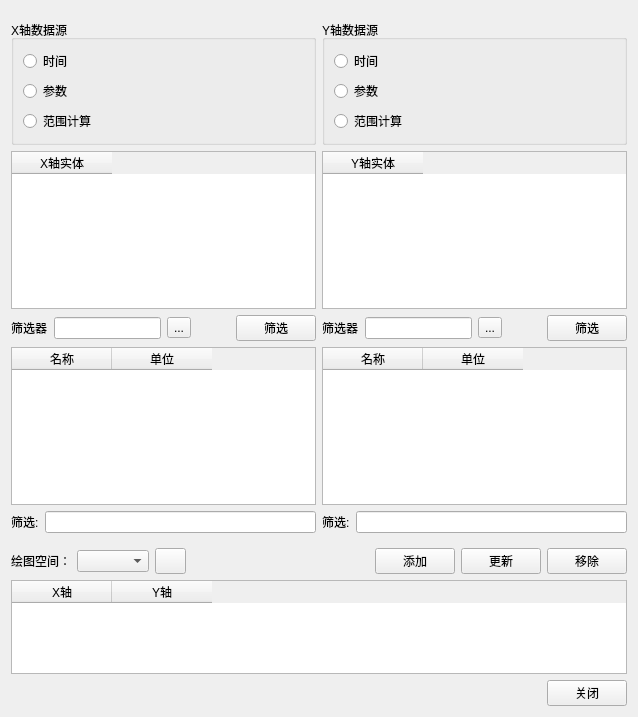
This is AddPlotPair.ui in whatudone/plotxy as Qt 5 draws it before an edit. The edited form follows.
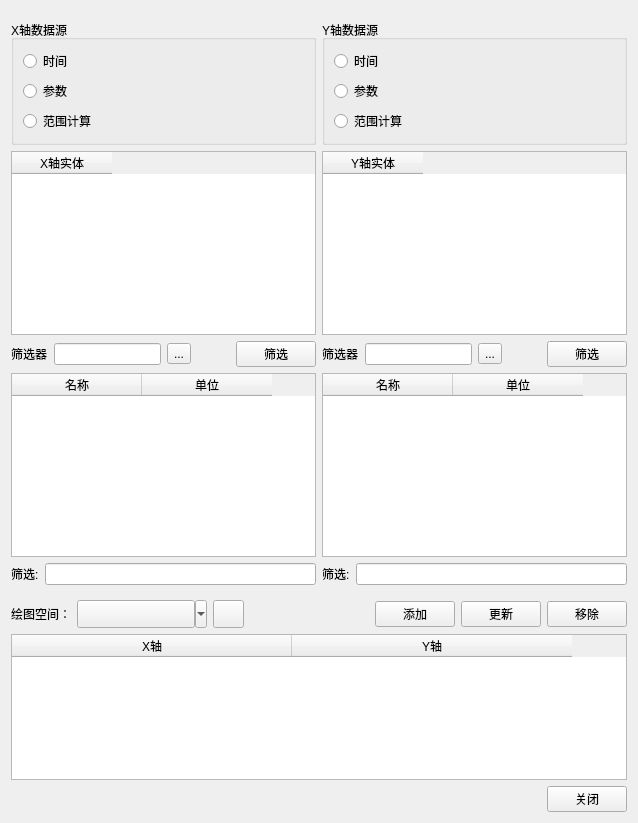
This is the edited form. The open tabs and pages were chosen to show the change.

Diff of the .ui file:
```diff
--- a/AddPlotPair.ui
+++ b/AddPlotPair.ui
@@ -7,7 +7,7 @@
     <x>0</x>
     <y>0</y>
     <width>638</width>
-    <height>717</height>
+    <height>823</height>
    </rect>
   </property>
   <property name="windowTitle">
@@ -459,6 +459,9 @@
         <layout class="QHBoxLayout" name="horizontalLayout_22">
          <item>
           <widget class="QTableWidget" name="tableWidget_nameUnits_2">
+           <attribute name="horizontalHeaderDefaultSectionSize">
+            <number>130</number>
+           </attribute>
            <column>
             <property name="text">
              <string>名称</string>
@@ -473,6 +476,9 @@
          </item>
          <item>
           <widget class="QTableWidget" name="tableWidget_nameUnits_3">
+           <attribute name="horizontalHeaderDefaultSectionSize">
+            <number>130</number>
+           </attribute>
            <column>
             <property name="text">
              <string>名称</string>
@@ -920,7 +926,26 @@
       </widget>
      </item>
      <item>
-      <widget class="QComboBox" name="comboBox_plot"/>
+      <widget class="QToolButton" name="toolButton_plot">
+       <property name="minimumSize">
+        <size>
+         <width>130</width>
+         <height>28</height>
+        </size>
+       </property>
+       <property name="text">
+        <string/>
+       </property>
+       <property name="popupMode">
+        <enum>QToolButton::MenuButtonPopup</enum>
+       </property>
+       <property name="autoRaise">
+        <bool>false</bool>
+       </property>
+       <property name="arrowType">
+        <enum>Qt::NoArrow</enum>
+       </property>
+      </widget>
      </item>
      <item>
       <widget class="QPushButton" name="pushButton_exchange">
@@ -976,6 +1001,12 @@
      <property name="selectionBehavior">
       <enum>QAbstractItemView::SelectRows</enum>
      </property>
+     <attribute name="horizontalHeaderDefaultSectionSize">
+      <number>280</number>
+     </attribute>
+     <attribute name="verticalHeaderStretchLastSection">
+      <bool>false</bool>
+     </attribute>
      <column>
       <property name="text">
        <string>X轴</string>
```
Left out of the diff: 2 changed lines with no effect on the pictures.
